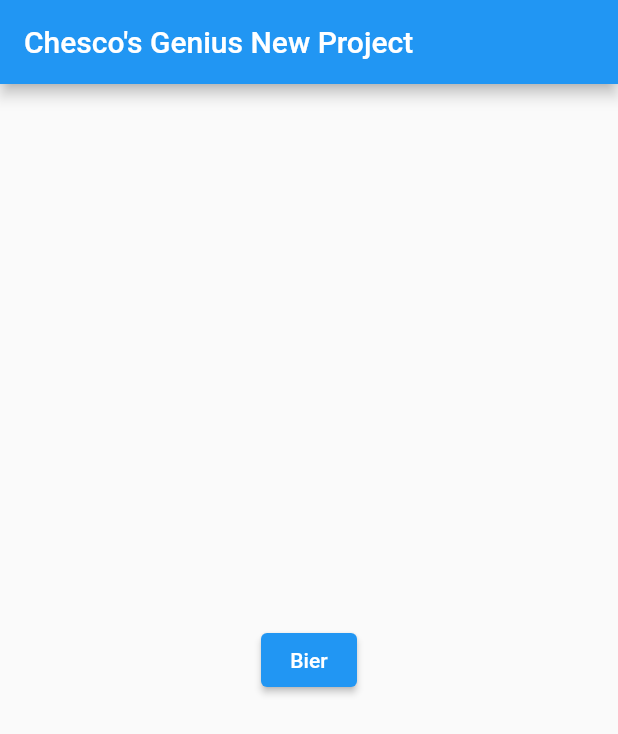
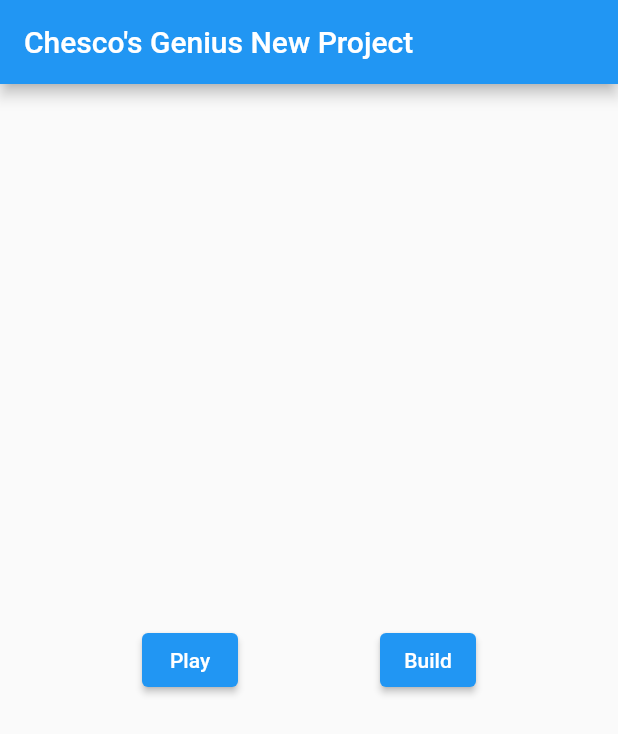
Before and after one commit to Chesco1/TheGame, a Flutter app: the screen it shows after launch, on a phone screen of 412 x 824 dp. Shown: the top 734 px of the screen. Run offline on Flutter 3.47's test engine with Material 2 defaults, Android fonts, the phone set to English and light mode, and no system bars; our stand-ins replace flutter_layout_grid, flutter_riverpod.

Commit message:
messing around with creating track

```diff
--- a/thegame/lib/main.dart
+++ b/thegame/lib/main.dart
@@ -1,4 +1,5 @@
 import 'package:flutter/material.dart';
+import 'package:thegame/pages/level_page.dart';
 
 void main() {
   runApp(const MyApp());
@@ -39,9 +40,24 @@ class _MyHomePageState extends State<MyHomePage> {
         child: Column(
           mainAxisAlignment: MainAxisAlignment.center,
           children: <Widget>[
-            ElevatedButton(
-              onPressed: () {},
-              child: const Text("Bier"),
+            Row(
+              mainAxisAlignment: MainAxisAlignment.spaceEvenly,
+              children: [
+                ElevatedButton(
+                  onPressed: () {
+                    Navigator.push(
+                      context,
+                      MaterialPageRoute(
+                          builder: (context) => const LevelPage()),
+                    );
+                  },
+                  child: const Text("Play"),
+                ),
+                ElevatedButton(
+                  onPressed: () {},
+                  child: const Text("Build"),
+                ),
+              ],
             ),
           ],
         ),
--- a/thegame/pubspec.yaml
+++ b/thegame/pubspec.yaml
@@ -31,6 +31,7 @@ dependencies:
   flutter:
     sdk: flutter
   flutter_riverpod: ^2.0.0-dev.5
+  flutter_layout_grid: ^2.0.0
 
 
   # The following adds the Cupertino Icons font to your application.
```
Also changed, not shown: thegame/lib/pages/level_page.dart (added, +18 -0 lines), thegame/lib/views/line_block.dart (added, +13 -0 lines), thegame/lib/views/line_grid.dart (added, +23 -0 lines), thegame/lib/blueprints/line_block_blueprint.dart (added), thegame/lib/blueprints/line_grid_blueprint.dart (added), thegame/pubspec.lock.
